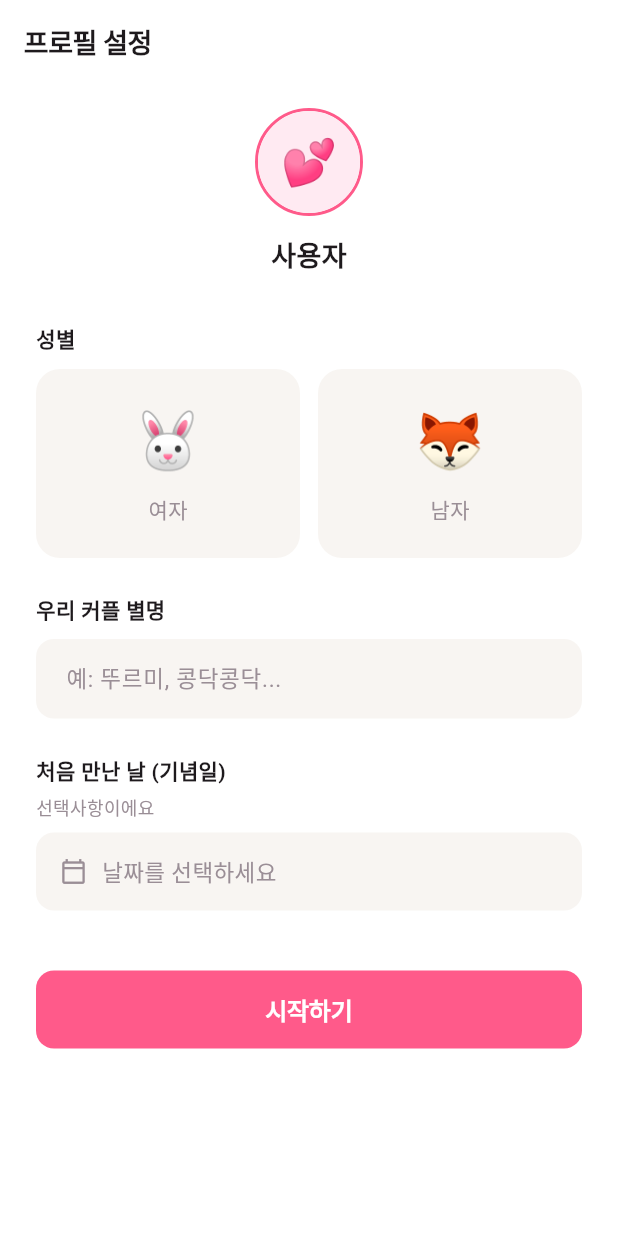
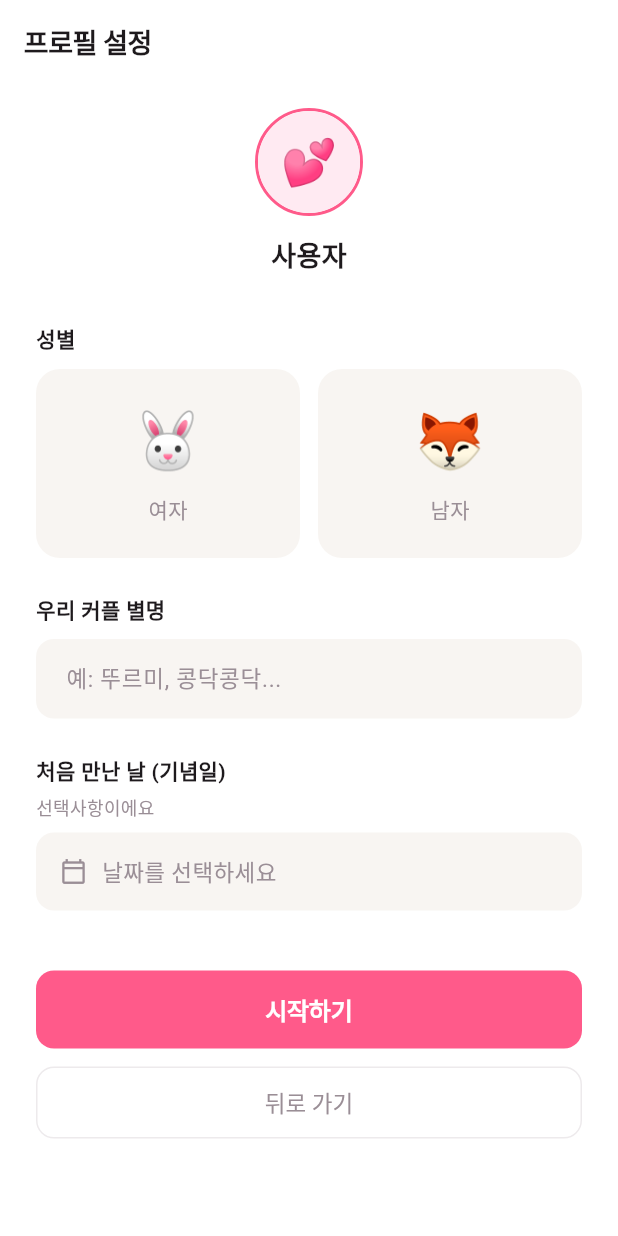
Before and after one commit to Daytoryapp/Daytory, a Flutter app: the ProfileSetupScreen screen opened directly, on a phone screen of 412 x 824 dp. Run offline on Flutter 3.47's test engine with Material 3 defaults, Android fonts, the light colour scheme and no system bars; our stand-ins replace cached_network_image, flutter_dotenv, flutter_map, flutter_riverpod, hive_flutter, image_picker and 3 more; missing offline and left inert: kakao_flutter_sdk_user; accounts and stored records are empty.

Commit message:
마이페이지 수정

```diff
--- a/lib/src/features/auth/profile_setup_screen.dart
+++ b/lib/src/features/auth/profile_setup_screen.dart
@@ -213,6 +213,19 @@ class _ProfileSetupScreenState extends ConsumerState<ProfileSetupScreen> {
                       ? const SizedBox(width: 22, height: 22, child: CircularProgressIndicator(strokeWidth: 2, color: Colors.white))
                       : const Text('시작하기', style: TextStyle(fontSize: 16, fontWeight: FontWeight.w700)),
                 ),
+                if (Navigator.of(context).canPop()) ...[
+                  const SizedBox(height: 12),
+                  OutlinedButton(
+                    onPressed: () => Navigator.of(context).pop(),
+                    style: OutlinedButton.styleFrom(
+                      minimumSize: const Size(double.infinity, 48),
+                      shape: RoundedRectangleBorder(borderRadius: BorderRadius.circular(AppConstants.radiusM)),
+                      side: const BorderSide(color: AppConstants.border),
+                      foregroundColor: AppConstants.textSecondary,
+                    ),
+                    child: const Text('뒤로 가기', style: TextStyle(fontSize: 15, fontWeight: FontWeight.w500)),
+                  ),
+                ],
               ],
             ),
           ),
```
Also changed, not shown: lib/src/state/auth_state.dart (+14 -5 lines).
